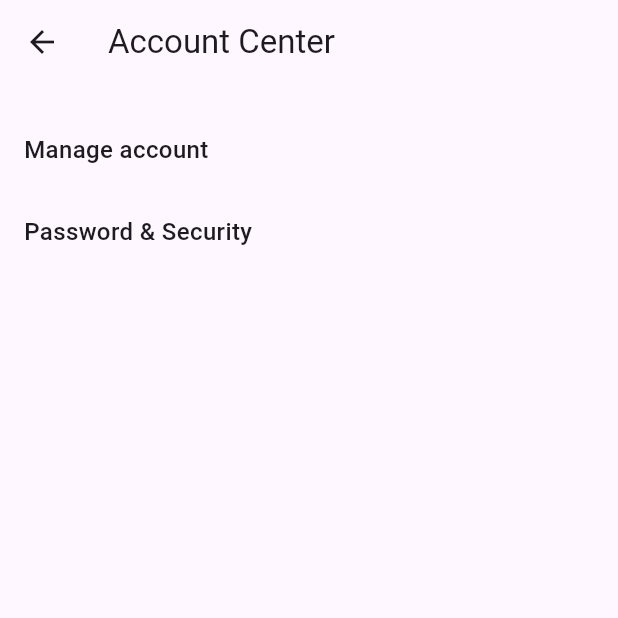
After one commit to Asmitbv21/bharatsocials, a Flutter app: the SettingsScreen screen opened directly, after a tap on "Account Center", on a phone screen of 412 x 824 dp, the top half of it. The commit adds this screen. Run offline on Flutter 3.47's test engine with Material 3 defaults, Android fonts, the phone set to English and light mode, and no system bars.

Commit message:
Add files via upload

```diff
--- /dev/null
+++ b/lib/screens/action_center.dart
@@ -0,0 +1,63 @@
+import 'package:bharatsocials/screens/manage_acc.dart';
+import 'package:bharatsocials/screens/password.dart';
+import 'package:flutter/material.dart';
+class AccountCenterPage extends StatelessWidget {
+  @override
+  Widget build(BuildContext context) {
+    return Scaffold(
+      appBar: AppBar(
+        title: Text("Account Center"),
+      ),
+      body: Padding(
+        padding: EdgeInsets.all(16.0),
+        child: Column(
+          crossAxisAlignment: CrossAxisAlignment.start,
+          children: [
+            AccountCenterItem(
+              title: "Manage account",
+              onTap: () {
+               Navigator.push(
+                  context,
+                  MaterialPageRoute(builder: (context) => ManageAccountScreen()),
+                );
+              },
+            ),
+            AccountCenterItem(
+              title: "Password & Security",
+              onTap: () {
+                Navigator.push(
+                  context,
+                  MaterialPageRoute(builder: (context) => PasswordSecurityPage()),
+                );
+              },
+            ),
+          ],
+        ),
+      ),
+    );
+  }
+}
+
+class AccountCenterItem extends StatelessWidget {
+  final String title;
+  final VoidCallback onTap;
+
+  AccountCenterItem({required this.title, required this.onTap});
+
+  @override
+  Widget build(BuildContext context) {
+    return GestureDetector(
+      onTap: onTap,
+      child: Padding(
+        padding: const EdgeInsets.symmetric(vertical: 16.0),
+        child: Text(
+          title,
+          style: TextStyle(
+            fontSize: 16.0,
+            fontWeight: FontWeight.w500,
+          ),
+        ),
+      ),
+    );
+  }
+}
--- a/lib/screens/groups.dart
+++ b/lib/screens/groups.dart
@@ -46,7 +46,7 @@ class GroupsScreen extends StatelessWidget {
               },
               child: Container(
                 width: double.infinity, // Changed to double.infinity
-                height: 80,
+                height: 50,
                 margin: EdgeInsets.symmetric(horizontal: 20), // Added margin
                 decoration: BoxDecoration(
                   color: Colors.purple.withOpacity(0.8), // Reduced opacity
--- a/lib/screens/settings.dart
+++ b/lib/screens/settings.dart
@@ -1,3 +1,4 @@
+
 import 'package:flutter/material.dart';
 
 class SettingsScreen extends StatelessWidget {
@@ -5,17 +6,128 @@ class SettingsScreen extends StatelessWidget {
   Widget build(BuildContext context) {
     return Scaffold(
       appBar: AppBar(
-        title: Text('Settings Screen'),
+        leading: IconButton(
+          icon: Icon(Icons.arrow_back),
+          onPressed: () {
+            // Handle back button press
+          },
+        ),
+        title: Text("Setting"),
+      ),
+      body: Padding(
+        padding: EdgeInsets.all(16.0),
+        child: Column(
+          crossAxisAlignment: CrossAxisAlignment.start,
+          children: [
+            SettingsItem(
+              title: "Account Center",
+              onTap: () {
+                Navigator.push(
+                  context,
+                  MaterialPageRoute(builder: (context) => AccountCenterPage()),
+                );
+              },
+            ),
+            SettingsItem(
+              title: "App Language",
+              onTap: () {
+                // Handle App Language tap
+              },
+            ),
+            SettingsItem(
+              title: "App Theme",
+              onTap: () {
+                // Handle App Theme tap
+              },
+            ),
+          ],
+        ),
+      ),
+    );
+  }
+}
+
+class SettingsItem extends StatelessWidget {
+  final String title;
+  final VoidCallback onTap;
+
+  SettingsItem({required this.title, required this.onTap});
+
+  @override
+  Widget build(BuildContext context) {
+    return GestureDetector(
+      onTap: onTap,
+      child: Padding(
+        padding: const EdgeInsets.symmetric(vertical: 16.0),
+        child: Text(
+          title,
+          style: TextStyle(
+            fontSize: 16.0,
+            fontWeight: FontWeight.w500,
+          ),
+        ),
+      ),
+    );
+  }
+}
+
+class AccountCenterPage extends StatelessWidget {
+  @override
+  Widget build(BuildContext context) {
+    return Scaffold(
+      appBar: AppBar(
         leading: IconButton(
           icon: Icon(Icons.arrow_back),
           onPressed: () {
             Navigator.pop(context);
           },
         ),
+        title: Text("Account Center"),
       ),
-      body: Center(
-        child: Text('Settings Screen'),
+      body: Padding(
+        padding: EdgeInsets.all(16.0),
+        child: Column(
+          crossAxisAlignment: CrossAxisAlignment.start,
+          children: [
+            AccountCenterItem(
+              title: "Manage account",
+              onTap: () {
+                // Handle Manage account tap
+              },
+            ),
+            AccountCenterItem(
+              title: "Password & Security",
+              onTap: () {
+                // Handle Password & Security tap
+              },
+            ),
+          ],
+        ),
       ),
     );
   }
 }
+
+class AccountCenterItem extends StatelessWidget {
+  final String title;
+  final VoidCallback onTap;
+
+  AccountCenterItem({required this.title, required this.onTap});
+
+  @override
+  Widget build(BuildContext context) {
+    return GestureDetector(
+      onTap: onTap,
+      child: Padding(
+        padding: const EdgeInsets.symmetric(vertical: 16.0),
+        child: Text(
+          title,
+          style: TextStyle(
+            fontSize: 16.0,
+            fontWeight: FontWeight.w500,
+          ),
+        ),
+      ),
+    );
+  }
+}
--- a/lib/screens/sidebar.dart
+++ b/lib/screens/sidebar.dart
@@ -1,8 +1,8 @@
 // ignore_for_file: prefer_const_constructors
 
+import 'package:bharatsocials/screens/settings.dart';
 import 'package:flutter/material.dart';
 import 'badges.dart';
-import 'settings.dart';
 import 'profile.dart';
 import 'stats.dart';
 
@@ -48,7 +48,7 @@ class Sidebar extends StatelessWidget {
               Navigator.pop(context);
               Navigator.push(
                 context,
-                MaterialPageRoute(builder: (context) => ProfileScreen()),
+                MaterialPageRoute(builder: (context) => ProfilePage()),
               );
             },
           ),
```
Also changed, not shown: lib/screens/language.dart (added, +71 -0 lines), lib/screens/manage_acc.dart (added, +44 -0 lines), lib/screens/password.dart (added, +40 -0 lines), lib/screens/profile.dart (+88 -10 lines).
